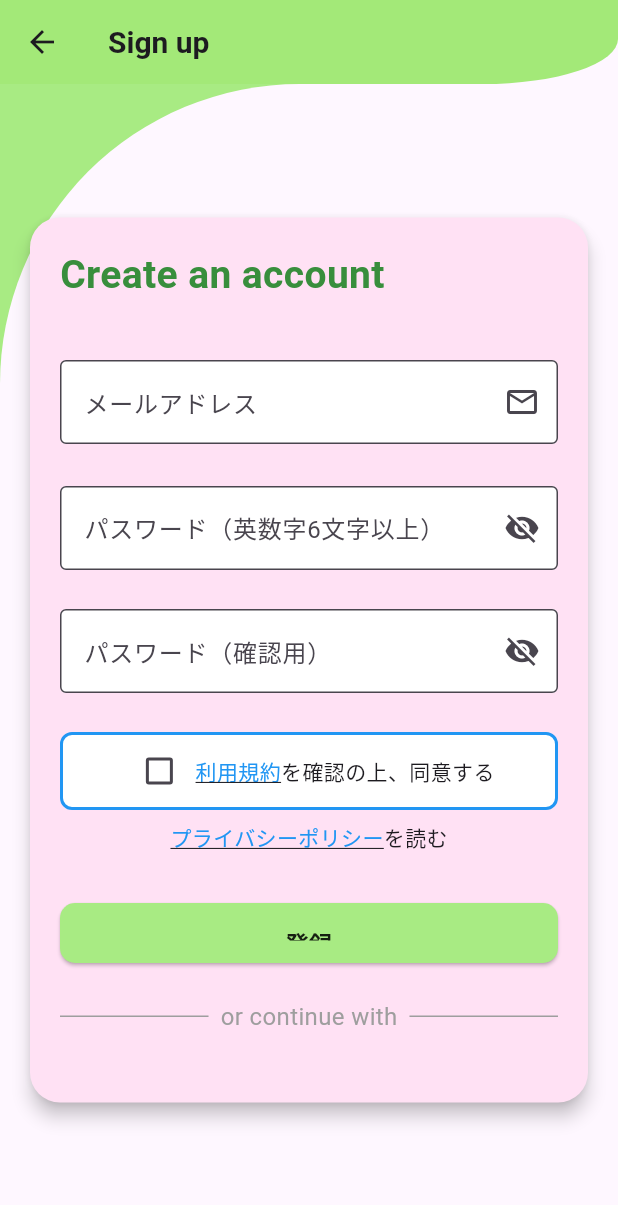
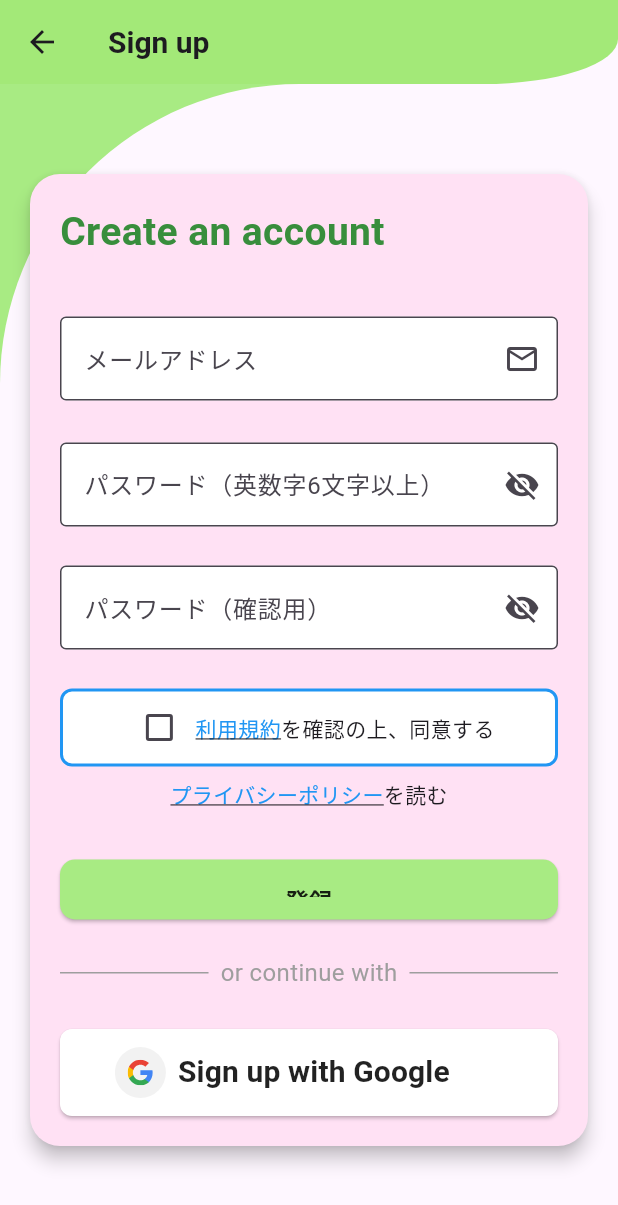
Before and after one commit to itc-s22004/GraduationFlutter, a Flutter app: the screen it shows after launch, after a tap on "アカウント作成", on a phone screen of 412 x 824 dp. Shown: the top 1205 px of the screen. Run offline on Flutter 3.47's test engine with Material 3 defaults, Android fonts, the phone set to English and light mode, and no system bars; our stand-ins replace appinio_swiper, cloud_firestore, firebase_auth, firebase_core, flutter_dotenv, flutter_riverpod and 5 more; accounts and stored records are empty; network calls fail; statements that could not run were skipped.

Commit message:
assets/.env

```diff
--- a/lib/login/login_validate.dart
+++ b/lib/login/login_validate.dart
@@ -156,35 +156,35 @@ class _LoginValidateState extends State<LoginValidate> {
                         ),
                         const SizedBox(height: 26),
 
-                        // Center(
-                        //   child: ElevatedButton.icon(
-                        //     onPressed: () {
-                        //       // Googleログインの処理をここに追加  ---------------------
-                        //     },
-                        //     icon: SvgPicture.asset(
-                        //       'assets/svg/web_neutral_rd_na.svg',
-                        //       height: 34,
-                        //       width: 34,
-                        //     ),
-                        //     label: const Text(
-                        //       "Log in with Google       ",
-                        //       style: TextStyle(
-                        //           fontSize: 20,
-                        //           fontWeight: FontWeight.w600,
-                        //           color: Colors.black87
-                        //       ),
-                        //     ),
-                        //     style: ElevatedButton.styleFrom(
-                        //       minimumSize: const Size(350, 40),
-                        //       backgroundColor: Colors.white,
-                        //       foregroundColor: Colors.black,
-                        //       padding: const EdgeInsets.symmetric(horizontal: 16, vertical: 12),
-                        //       shape: RoundedRectangleBorder(
-                        //         borderRadius: BorderRadius.circular(8),
-                        //       ),
-                        //     ),
-                        //   ),
-                        // ),
+                        Center(
+                          child: ElevatedButton.icon(
+                            onPressed: () {
+                              // Googleログインの処理をここに追加  ---------------------
+                            },
+                            icon: SvgPicture.asset(
+                              'assets/svg/web_neutral_rd_na.svg',
+                              height: 34,
+                              width: 34,
+                            ),
+                            label: const Text(
+                              "Log in with Google       ",
+                              style: TextStyle(
+                                  fontSize: 20,
+                                  fontWeight: FontWeight.w600,
+                                  color: Colors.black87
+                              ),
+                            ),
+                            style: ElevatedButton.styleFrom(
+                              minimumSize: const Size(350, 40),
+                              backgroundColor: Colors.white,
+                              foregroundColor: Colors.black,
+                              padding: const EdgeInsets.symmetric(horizontal: 16, vertical: 12),
+                              shape: RoundedRectangleBorder(
+                                borderRadius: BorderRadius.circular(8),
+                              ),
+                            ),
+                          ),
+                        ),
 
                         const SizedBox(height: 45),
                         Center(
--- a/lib/main.dart
+++ b/lib/main.dart
@@ -10,7 +10,7 @@ import 'login/login_validate.dart';
 void main() async {
   WidgetsFlutterBinding.ensureInitialized();
   // .envが正しく設定されているか
-  await dotenv.load(fileName: ".env");
+  await dotenv.load(fileName: "assets/.env");
   await Firebase.initializeApp(
     options: DefaultFirebaseOptions.currentPlatform,
   );
--- a/lib/registration/create_account.dart
+++ b/lib/registration/create_account.dart
@@ -275,35 +275,35 @@ class CreateAccountPageState extends State<CreateAccountPage> {
                           ],
                         ),
                         const SizedBox(height: 26),
-                        // Center(
-                        //   child: ElevatedButton.icon(
-                        //     onPressed: () {
-                        //       // Googleログインの処理をここに追加  ---------------------
-                        //     },
-                        //     icon: SvgPicture.asset(
-                        //       'assets/svg/web_neutral_rd_na.svg',
-                        //       height: 34,
-                        //       width: 34,
-                        //     ),
-                        //     label: const Text(
-                        //       "Sign up with Google       ",
-                        //       style: TextStyle(
-                        //           fontSize: 20,
-                        //           fontWeight: FontWeight.w600,
-                        //           color: Colors.black87
-                        //       ),
-                        //     ),
-                        //     style: ElevatedButton.styleFrom(
-                        //       minimumSize: const Size(350, 40),
-                        //       backgroundColor: Colors.white,
-                        //       foregroundColor: Colors.black,
-                        //       padding: const EdgeInsets.symmetric(horizontal: 16, vertical: 12),
-                        //       shape: RoundedRectangleBorder(
-                        //         borderRadius: BorderRadius.circular(8),
-                        //       ),
-                        //     ),
-                        //   ),
-                        // ),
+                        Center(
+                          child: ElevatedButton.icon(
+                            onPressed: () {
+                              // Googleログインの処理をここに追加  ---------------------
+                            },
+                            icon: SvgPicture.asset(
+                              'assets/svg/web_neutral_rd_na.svg',
+                              height: 34,
+                              width: 34,
+                            ),
+                            label: const Text(
+                              "Sign up with Google       ",
+                              style: TextStyle(
+                                  fontSize: 20,
+                                  fontWeight: FontWeight.w600,
+                                  color: Colors.black87
+                              ),
+                            ),
+                            style: ElevatedButton.styleFrom(
+                              minimumSize: const Size(350, 40),
+                              backgroundColor: Colors.white,
+                              foregroundColor: Colors.black,
+                              padding: const EdgeInsets.symmetric(horizontal: 16, vertical: 12),
+                              shape: RoundedRectangleBorder(
+                                borderRadius: BorderRadius.circular(8),
+                              ),
+                            ),
+                          ),
+                        ),
                       ],
                     ),
                   ),
--- a/pubspec.yaml
+++ b/pubspec.yaml
@@ -33,7 +33,7 @@ environment:
 dependencies:
   flutter:
     sdk: flutter
-  flutter_dotenv: ^5.1.0
+  flutter_dotenv: ^5.2.1
   card_swiper: ^2.0.4
   flutter_overlay_window: ^0.4.5
 #  fluttery_dart2: ^0.0.9
```
